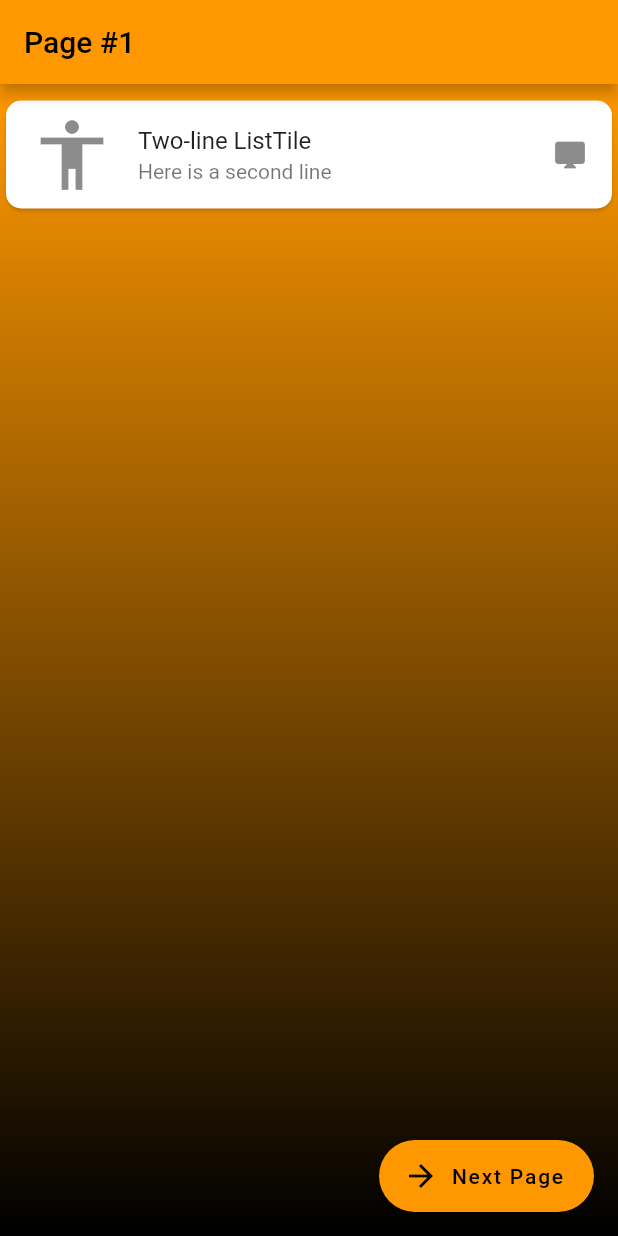
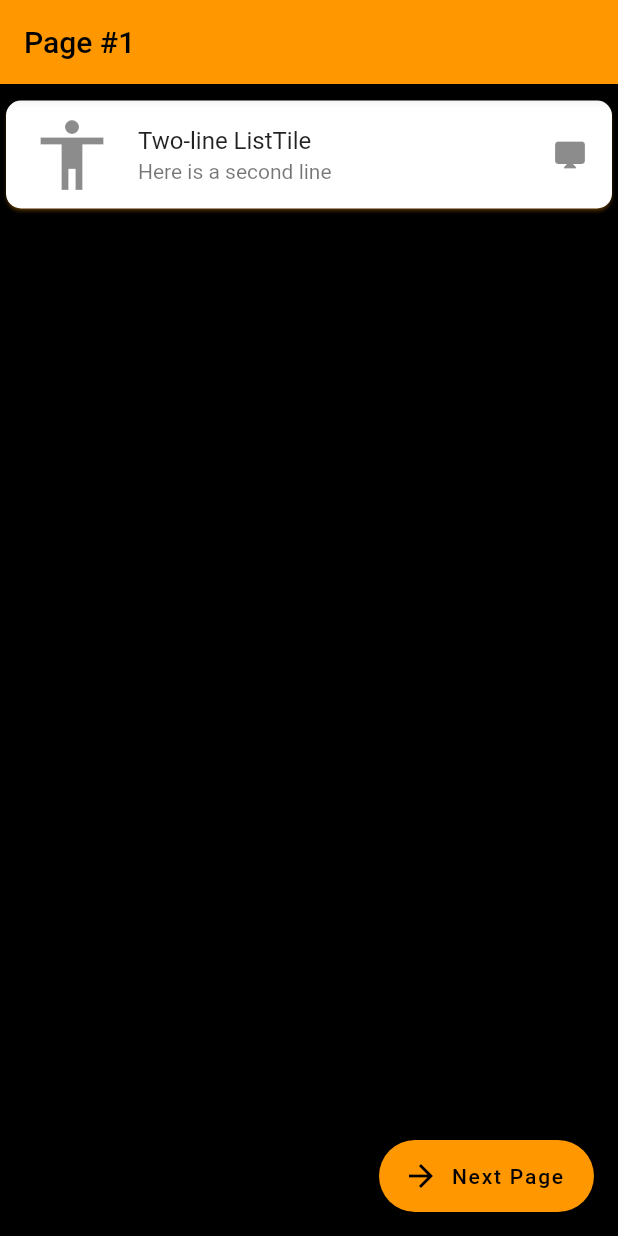
Before and after one commit to saveliyshatrov/FirstApp, a Flutter app: the screen it shows after launch, on a phone screen of 412 x 824 dp. Run offline on Flutter 3.47's test engine with Material 2 defaults, Android fonts, the phone set to English and light mode, and no system bars.

Commit message:
Update main.dart

```diff
--- a/first_app/lib/main.dart
+++ b/first_app/lib/main.dart
@@ -33,7 +33,7 @@ class PageOne extends StatelessWidget {
           gradient: LinearGradient(
             begin: Alignment.topCenter,
             end: Alignment.bottomCenter,
-            colors: [Colors.orange, Color.fromRGBO(0, 0, 0, 1)]
+            colors: [Color.fromRGBO(0, 0, 0, 1), Color.fromRGBO(0, 0, 0, 1)]
           )
         ),
         padding: EdgeInsets.only(top:7),
```
